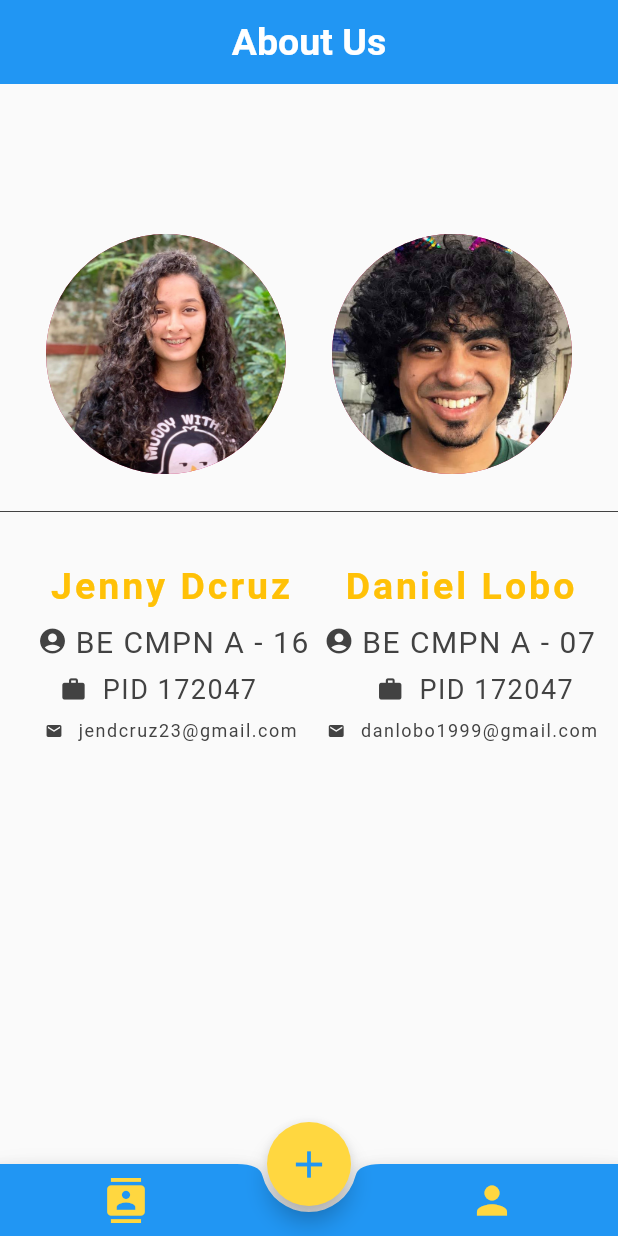
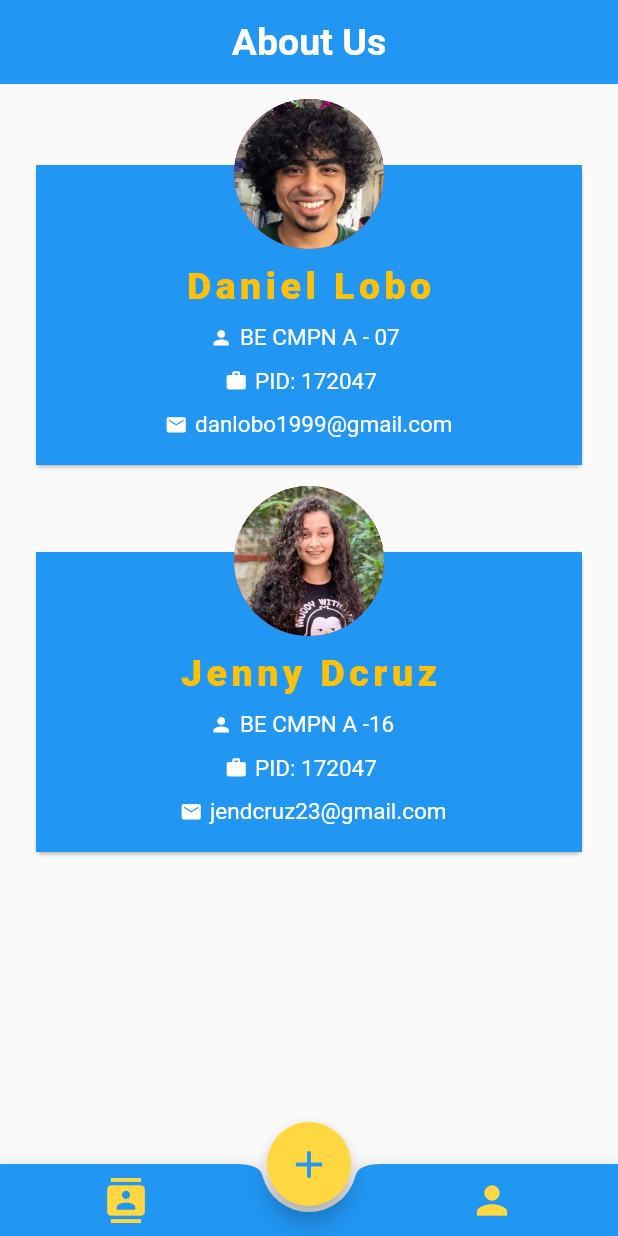
Before and after one commit to jendcruz22/ContactManagement-Flutter, a Flutter app: the screen it shows after launch, swiped to page 2, on a phone screen of 412 x 824 dp. Run offline on Flutter 3.47's test engine with Material 2 defaults, Android fonts, the phone set to English and light mode, and no system bars; missing offline and left inert: flappy_search_bar.

Commit message:
modified: about us layout

```diff
--- a/lib/screens/about_us.dart
+++ b/lib/screens/about_us.dart
@@ -1,3 +1,4 @@
+import 'package:flutter/cupertino.dart';
 import 'package:flutter/material.dart';
 
 class AboutUs extends StatelessWidget {
@@ -18,212 +19,124 @@ class AboutUs extends StatelessWidget {
         centerTitle: true,
       ),
 
-      /// Body
         body: SingleChildScrollView(
           child: Column(
             mainAxisAlignment: MainAxisAlignment.spaceEvenly,
             crossAxisAlignment: CrossAxisAlignment.center,
+
             children: <Widget>[
-            SizedBox(
-              height: 100.0,
+              /// Images
+              Padding(
+                padding: const EdgeInsets.fromLTRB(20, 20, 20, 20),
+                child: Column(
+                  children: [
+
+                    SizedBox(height: 30.0,),
+
+                    Container(
+                      child: new Stack(
+                        children: <Widget>[
+                          Card(
+                            child: Container(
+                              height: 200.0,
+                              color: Colors.blue,
+                            ),
+                          ),
+                          FractionalTranslation(
+                            translation: Offset(0.0, -0.4),
+                            child: Align(
+                              child: CircleAvatar(
+                                backgroundImage: AssetImage('images/dan.jpg'),
+                                radius: 50.0,
+                              ),
+                              alignment: FractionalOffset(0.5, 0.0),
+                            ),
                           ),
 
-            /// Images
-            Row(
-              mainAxisAlignment: MainAxisAlignment.spaceEvenly,
-              children: <Widget>[
-                // SizedBox(
-                //   width: 40.0,
-                // ),
-                CircleAvatar(
-                  backgroundImage: AssetImage('images/jen.jpg'),
-                  radius: 80.0,
-                ),
-                // SizedBox(
-                //   width: 30.0,
-                // ),
-                CircleAvatar(
-                  backgroundImage: AssetImage('images/dan.jpg'),
-                  radius: 80.0,
-                ),
-              ],
-            ),
+                          Center(
+                            child:
+                            Column(
+                              children: [
 
-            Divider(
-              height: 50.0,
-              color: Colors.grey[800],
-            ),
+                                SizedBox(height: 70.0,),
 
-            /// Names
-            Row(
-              mainAxisAlignment: MainAxisAlignment.center,
-              children: <Widget>[
-                SizedBox(
-                  height: 50.0,
-                ),
-                SizedBox(
-                  width: 5.0,
-                ),
-                Text(
-                  'Jenny Dcruz',
-                  style: TextStyle(
-                    color: Colors.amber,
-                    letterSpacing: 2.0,
-                    fontSize: 25.0,
-                    fontWeight: FontWeight.bold,
-                  ),
-                ),
-                SizedBox(
-                  width: 35.0,
-                ),
                                 Text(
                                   'Daniel Lobo',
                                   style: TextStyle(
                                     color: Colors.amber,
-                    letterSpacing: 2.0,
-                    fontSize: 25.0,
-                    fontWeight: FontWeight.bold,
+                                    fontSize: 25,
+                                    fontWeight: FontWeight.w900,
+                                    letterSpacing: 3.0
+                                  ),
+                                ),
+
+                                Row(
+                                  children: [
+                                    SizedBox(
+                                      width: 120.0,
+                                      height: 40.0,),
+
+                                    Icon(
+                                      Icons.person,
+                                      size: 15.0,
+                                      color: Colors.white,
+                                    ),
+
+                                    SizedBox(width: 5.0,),
+
+                                    Text(
+                                      'BE CMPN A - 07',
+                                      style: TextStyle(
+                                        color: Colors.white,
+                                        fontSize: 15.0,
                                       ),
                                     ),
                                   ],
                                 ),
 
-            /// Class
                                 Row(
-              mainAxisAlignment: MainAxisAlignment.center,
-              children: <Widget>[
+                                  children: [
                                     SizedBox(
-                  width: 10.0,
+                                      width: 130.0,
                                       ),
+
                                     Icon(
-                  Icons.account_circle,
-                  size: 20.0,
-                  color: Colors.grey[800],
+                                      Icons.work,
+                                      size: 15.0,
+                                      color: Colors.white,
                                     ),
-                SizedBox(
-                  width: 5.0,
-                ),
+
+                                    SizedBox(width: 5.0,),
+
                                     Text(
-                  'BE CMPN A - 16',
+                                      'PID: 172047',
                                       style: TextStyle(
-                    color: Colors.grey[800],
-                    fontSize: 20.0,
-                    letterSpacing: 1.0,
-                  ),
-                ),
-                SizedBox(
-                  width: 10.0,
-                ),
-                Icon(
-                  Icons.account_circle,
-                  size: 20.0,
-                  color: Colors.grey[800],
-                ),
-                SizedBox(
-                  width: 5.0,
-                ),
-                Text(
-                  'BE CMPN A - 07',
-                  style: TextStyle(
-                    color: Colors.grey[800],
-                    fontSize: 20.0,
-                    letterSpacing: 1.0,
+                                        color: Colors.white,
+                                        fontSize: 15.0,
                                       ),
                                     ),
                                   ],
                                 ),
 
+                                Row(
+                                  children: [
                                     SizedBox(
-              height: 10.0,
+                                      width: 90.0,
+                                      height: 40.0,),
+
+                                    Icon(
+                                      Icons.email,
+                                      size: 15.0,
+                                      color: Colors.white,
                                     ),
 
-            /// PIDs
-            Row(
-              children: <Widget>[
-                SizedBox(
-                  width: 40.0,
-                ),
-                Icon(
-                  Icons.work,
-                  size: 18.0,
-                  color: Colors.grey[800],
-                ),
-                SizedBox(
-                  width: 10.0,
-                ),
-                Text(
-                  'PID 172047',
-                  style: TextStyle(
-                    color: Colors.grey[800],
-                    fontSize: 18.0,
-                    letterSpacing: 1.0,
-                  ),
-                ),
-                SizedBox(
-                  width: 80.0,
-                ),
-                Icon(
-                  Icons.work,
-                  size: 18.0,
-                  color: Colors.grey[800],
-                ),
-                SizedBox(
-                  width: 10.0,
-                ),
-                Text(
-                  'PID 172047',
-                  style: TextStyle(
-                    color: Colors.grey[800],
-                    fontSize: 18.0,
-                    letterSpacing: 1.0,
-                  ),
-                ),
-              ],
-            ),
+                                    SizedBox(width: 5.0,),
 
-            SizedBox(
-              height: 10.0,
-            ),
-
-            /// Emails
-            Row(
-              children: <Widget>[
-                SizedBox(
-                  width: 30.0,
-                ),
-                Icon(
-                  Icons.email,
-                  size: 12.0,
-                  color: Colors.grey[800],
-                ),
-                SizedBox(
-                  width: 10.0,
-                ),
-                Text(
-                  'jendcruz23@gmail.com',
-                  style: TextStyle(
-                    color: Colors.grey[800],
-                    fontSize: 12.0,
-                    letterSpacing: 1.0,
-                  ),
-                ),
-                SizedBox(
-                  width: 20.0,
-                ),
-                Icon(
-                  Icons.email,
-                  size: 12.0,
-                  color: Colors.grey[800],
-                ),
-                SizedBox(
-                  width: 10.0,
-                ),
                                     Text(
                                       'danlobo1999@gmail.com',
                                       style: TextStyle(
-                    color: Colors.grey[800],
-                    fontSize: 12.0,
-                    letterSpacing: 1.0,
+                                        color: Colors.white,
+                                        fontSize: 15.0,
                                       ),
                                     ),
                                   ],
@@ -231,6 +144,134 @@ class AboutUs extends StatelessWidget {
                               ],
                             ),
                           ),
+
+                        ],
+                      ),
+                    ),
+
+                    SizedBox(height: 50.0,),
+                    Container(
+                      child: new Stack(
+                        children: <Widget>[
+                          Card(
+                            child: Container(
+                              height: 200.0,
+                              color: Colors.blue,
+                            ),
+                          ),
+                          FractionalTranslation(
+                            translation: Offset(0.0, -0.4),
+                            child: Align(
+                              child: CircleAvatar(
+                                backgroundImage: AssetImage('images/jen.jpg'),
+                                radius: 50.0,
+                              ),
+                              alignment: FractionalOffset(0.5, 0.0),
+                            ),
+                          ),
+
+                          Center(
+                            child:
+                            Column(
+                              children: [
+
+                                SizedBox(height: 70.0,),
+
+                                Text(
+                                  'Jenny Dcruz',
+                                  style: TextStyle(
+                                      color: Colors.amber,
+                                      fontSize: 25,
+                                      fontWeight: FontWeight.w900,
+                                      letterSpacing: 3.0
+                                  ),
+                                ),
+
+                                Row(
+                                  children: [
+                                    SizedBox(
+                                      width: 120.0,
+                                      height: 40.0,),
+
+                                    Icon(
+                                      Icons.person,
+                                      size: 15.0,
+                                      color: Colors.white,
+                                    ),
+
+                                    SizedBox(width: 5.0,),
+
+                                    Text(
+                                      'BE CMPN A -16',
+                                      style: TextStyle(
+                                        color: Colors.white,
+                                        fontSize: 15.0,
+                                      ),
+                                    ),
+                                  ],
+                                ),
+
+                                Row(
+                                  children: [
+                                    SizedBox(
+                                      width: 130.0,
+                                    ),
+
+                                    Icon(
+                                      Icons.work,
+                                      size: 15.0,
+                                      color: Colors.white,
+                                    ),
+
+                                    SizedBox(width: 5.0,),
+
+                                    Text(
+                                      'PID: 172047',
+                                      style: TextStyle(
+                                        color: Colors.white,
+                                        fontSize: 15.0,
+                                      ),
+                                    ),
+                                  ],
+                                ),
+
+                                Row(
+                                  children: [
+                                    SizedBox(
+                                      width: 100.0,
+                                      height: 40.0,),
+
+                                    Icon(
+                                      Icons.email,
+                                      size: 15.0,
+                                      color: Colors.white,
+                                    ),
+
+                                    SizedBox(width: 5.0,),
+
+                                    Text(
+                                      'jendcruz23@gmail.com',
+                                      style: TextStyle(
+                                        color: Colors.white,
+                                        fontSize: 15.0,
+                                      ),
+                                    ),
+                                  ],
+                                ),
+
+                              ],
+                            ),
+                          ),
+
+                        ],
+                      ),
+                    ),
+                  ],
+                ),
+              ),
+            ],
+        ),
+      ),
     );
   }
 }
```
Lines whose indentation alone changed are shown as unchanged.
